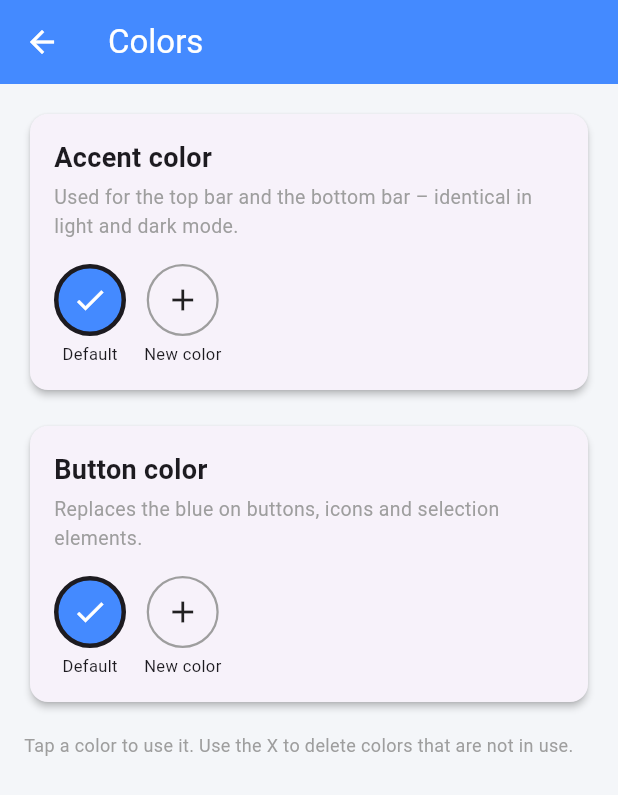
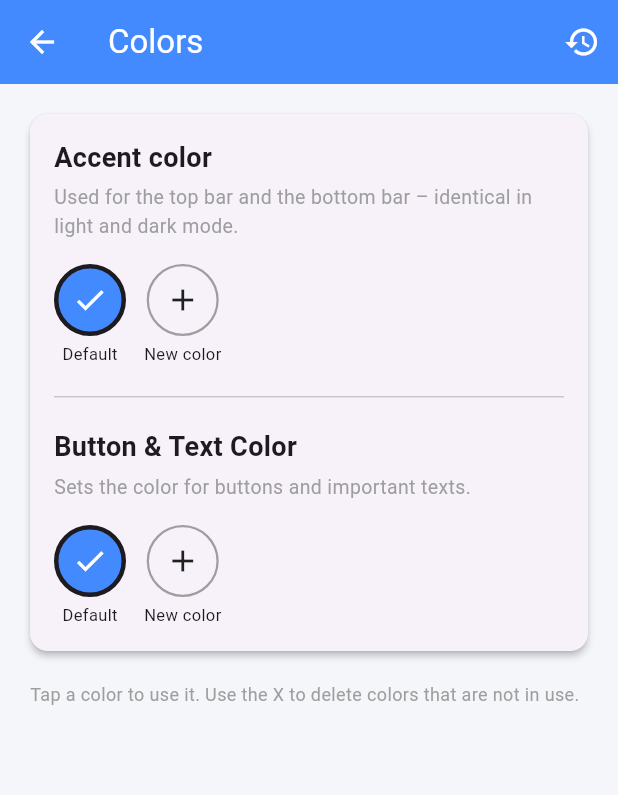
Before and after one commit to CarlitoTech/Warranty-Manager, a Flutter app: the ColorSettingsScreen screen opened directly, on a phone screen of 412 x 824 dp. Shown: the top 795 px of the screen. Run offline on Flutter 3.47's test engine with Material 3 defaults, Android fonts, the phone set to English and light mode, and no system bars; our stand-ins replace file_picker, flutter_local_notifications, flutter_timezone, image_picker, package_info_plus, pdf and 4 more; missing offline and left inert: tutorial_coach_mark; accounts and stored records are empty.

Commit message:
Update version to 1.1.0+7 in pubspec.yaml

```diff
--- a/lib/Grundgeruest/color_settings_screen.dart
+++ b/lib/Grundgeruest/color_settings_screen.dart
@@ -14,17 +14,50 @@ class ColorSettingsScreen extends StatelessWidget {
     final lang = settings.languageCode;
 
     return Scaffold(
-      appBar: AppBar(title: Text(getText(lang, 'color_settings'))),
-      body: Align(
+      appBar: AppBar(
+        title: Text(getText(lang, 'color_settings')),
+        actions: [
+          IconButton(
+            icon: const Icon(Icons.restore),
+            tooltip: _getResetTooltip(lang),
+            onPressed: () async {
+              await settings.setAccentColor(null);
+              await settings.setAccentButtonColor(null);
+              if (!context.mounted) return;
+              ScaffoldMessenger.of(context).hideCurrentSnackBar();
+              ScaffoldMessenger.of(context).showSnackBar(
+                SnackBar(content: Text(_getResetMessage(lang))),
+              );
+            },
+          ),
+        ],
+      ),
+      body: LayoutBuilder(
+        builder: (context, constraints) {
+          return SingleChildScrollView(
+            physics: const AlwaysScrollableScrollPhysics(),
+            child: ConstrainedBox(
+              constraints: BoxConstraints(
+                minHeight: constraints.maxHeight,
+              ),
+              child: Align(
                 alignment: Alignment.topCenter,
                 child: ConstrainedBox(
                   constraints: const BoxConstraints(maxWidth: 800),
-          child: SingleChildScrollView(
+                  child: Padding(
                     padding: const EdgeInsets.all(16),
                     child: Column(
                       crossAxisAlignment: CrossAxisAlignment.start,
                       children: [
-                _buildSection(
+                        Card(
+                          elevation: 2,
+                          shape: RoundedRectangleBorder(borderRadius: BorderRadius.circular(12)),
+                          child: Padding(
+                            padding: const EdgeInsets.all(16),
+                            child: Column(
+                              crossAxisAlignment: CrossAxisAlignment.start,
+                              children: [
+                                _buildSectionContent(
                                   context,
                                   settings,
                                   lang,
@@ -32,26 +65,76 @@ class ColorSettingsScreen extends StatelessWidget {
                                   title: getText(lang, 'accent_color'),
                                   desc: getText(lang, 'accent_color_desc'),
                                 ),
-                const SizedBox(height: 16),
-                _buildSection(
+                                const Padding(
+                                  padding: EdgeInsets.symmetric(vertical: 20),
+                                  child: Divider(height: 1),
+                                ),
+                                _buildSectionContent(
                                   context,
                                   settings,
                                   lang,
                                   target: _ColorTarget.button,
-                  title: getText(lang, 'button_color'),
-                  desc: getText(lang, 'button_color_desc'),
+                                  title: _getButtonTextTitle(lang),
+                                  desc: _getButtonTextDesc(lang),
+                                ),
+                              ],
+                            ),
+                          ),
                         ),
                         const SizedBox(height: 16),
-                Text(
+                        Padding(
+                          padding: const EdgeInsets.symmetric(horizontal: 4),
+                          child: Text(
                             getText(lang, 'saved_colors_hint'),
                             style: const TextStyle(color: Colors.grey, fontSize: 12),
+                          ),
                         ),
                       ],
                     ),
                   ),
                 ),
               ),
+            ),
           );
+        },
+      ),
+    );
+  }
+
+  String _getButtonTextTitle(String lang) {
+    switch (lang) {
+      case 'en': return 'Button & Text Color';
+      case 'fr': return 'Couleur des boutons et du texte';
+      case 'es': return 'Color de botón y texto';
+      case 'de': default: return 'Button- & Textfarbe';
+    }
+  }
+
+  String _getButtonTextDesc(String lang) {
+    switch (lang) {
+      case 'en': return 'Sets the color for buttons and important texts.';
+      case 'fr': return 'Définit la couleur des boutons et des textes importants.';
+      case 'es': return 'Define el color para los botones y textos importantes.';
+      case 'de': default: return 'Legt die Farbe für Buttons und wichtige Texte fest.';
+    }
+  }
+
+  String _getResetTooltip(String lang) {
+    switch (lang) {
+      case 'en': return 'Reset colors';
+      case 'fr': return 'Réinitialiser les couleurs';
+      case 'es': return 'Restablecer colores';
+      case 'de': default: return 'Farben zurücksetzen';
+    }
+  }
+
+  String _getResetMessage(String lang) {
+    switch (lang) {
+      case 'en': return 'Colors have been reset to default.';
+      case 'fr': return 'Les couleurs ont été réinitialisées.';
+      case 'es': return 'Los colores se han restablecido.';
+      case 'de': default: return 'Farben wurden auf Standard zurückgesetzt.';
+    }
   }
 
   Color? _currentColor(SettingsProvider s, _ColorTarget t) =>
@@ -61,7 +144,7 @@ class ColorSettingsScreen extends StatelessWidget {
     return t == _ColorTarget.accent ? s.setAccentColor(c) : s.setAccentButtonColor(c);
   }
 
-  Widget _buildSection(
+  Widget _buildSectionContent(
     BuildContext context,
     SettingsProvider settings,
     String lang, {
@@ -75,15 +158,34 @@ class ColorSettingsScreen extends StatelessWidget {
         ? settings.appBarBackground(Theme.of(context).brightness)
         : Colors.blueAccent;
 
-    return Card(
-      elevation: 2,
-      shape: RoundedRectangleBorder(borderRadius: BorderRadius.circular(12)),
-      child: Padding(
-        padding: const EdgeInsets.all(16),
-        child: Column(
+    return Column(
       crossAxisAlignment: CrossAxisAlignment.start,
       children: [
-            Text(title, style: const TextStyle(fontSize: 18, fontWeight: FontWeight.bold)),
+        Row(
+          mainAxisAlignment: MainAxisAlignment.spaceBetween,
+          children: [
+            Expanded(
+              child: Text(title, style: const TextStyle(fontSize: 18, fontWeight: FontWeight.bold)),
+            ),
+            if (current != null)
+              Container(
+                padding: const EdgeInsets.symmetric(horizontal: 8, vertical: 4),
+                decoration: BoxDecoration(
+                  color: current,
+                  borderRadius: BorderRadius.circular(6),
+                  border: Border.all(color: Colors.grey.shade400),
+                ),
+                child: Text(
+                  '#${_toHex(current)}',
+                  style: TextStyle(
+                    fontSize: 11,
+                    fontWeight: FontWeight.bold,
+                    color: SettingsProvider.contrastColor(current),
+                  ),
+                ),
+              ),
+          ],
+        ),
         const SizedBox(height: 4),
         Text(desc, style: const TextStyle(color: Colors.grey, fontSize: 13)),
         const SizedBox(height: 16),
@@ -119,8 +221,6 @@ class ColorSettingsScreen extends StatelessWidget {
           ],
         ),
       ],
-        ),
-      ),
     );
   }
 
@@ -330,8 +430,11 @@ class ColorSettingsScreen extends StatelessWidget {
                   onPressed: () async {
                     final c = validated();
                     if (c == null) return;
+                    // Farbe erst anwenden, solange der Dialog noch offen und gültig ist
                     await _apply(settings, target, c);
-                    if (dialogContext.mounted) Navigator.pop(dialogContext);
+                    if (dialogContext.mounted) {
+                      Navigator.pop(dialogContext);
+                    }
                   },
                   child: Text(getText(lang, 'use_color')),
                 ),
@@ -341,9 +444,12 @@ class ColorSettingsScreen extends StatelessWidget {
                       : () async {
                           final c = validated();
                           if (c == null) return;
+                          // Speichern und Anwenden, solange der Dialog noch offen ist
                           await settings.addSavedColor(c);
                           await _apply(settings, target, c);
-                          if (dialogContext.mounted) Navigator.pop(dialogContext);
+                          if (dialogContext.mounted) {
+                            Navigator.pop(dialogContext);
+                          }
                           if (context.mounted) {
                             ScaffoldMessenger.of(context).hideCurrentSnackBar();
                             ScaffoldMessenger.of(context).showSnackBar(
--- a/pubspec.yaml
+++ b/pubspec.yaml
@@ -17,7 +17,7 @@ description: "Privacy-focused Flutter app to easily organize warranties, upload
 # of the product and file versions while build-number is used as the build suffix.
 
 # applicationId = "com.warrantymanager.ch2026"
-version: 1.1.0+6 # Beta+xy = Betaversion / Später normale Version X.X.X+Y Y=jedes update +1 !!
+version: 1.1.0+7 # Beta+xy = Betaversion / Später normale Version X.X.X+Y Y=jedes update +1 !!
 
 environment:
   sdk: ^3.12.2
```
Lines whose indentation alone changed are shown as unchanged.
